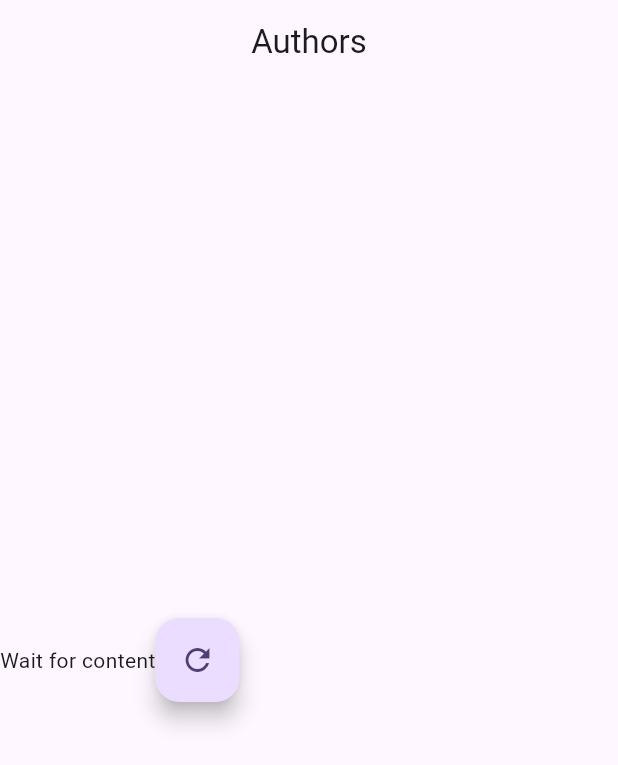
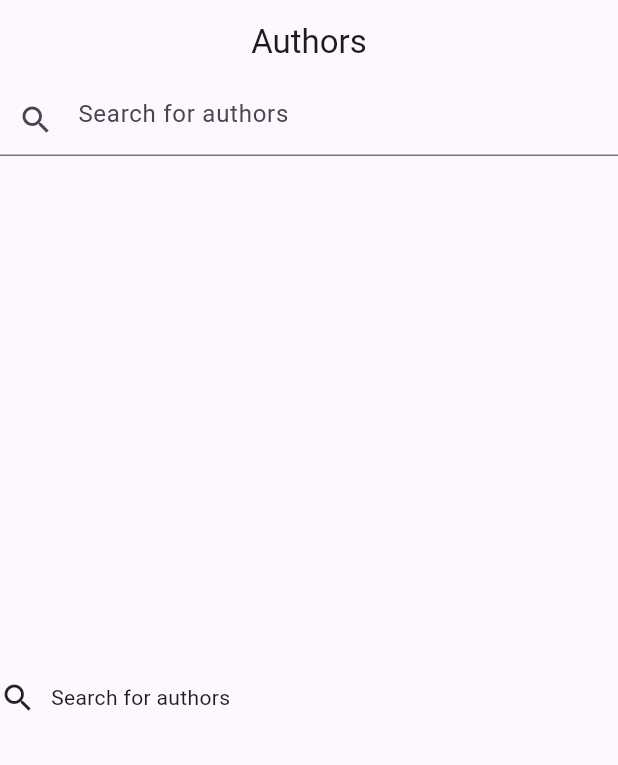
Before and after one commit to HikmetMelik/ballsquad_project, a Flutter app: the screen it shows after launch, on a phone screen of 412 x 824 dp. Shown: the top 765 px of the screen. Run offline on Flutter 3.47's test engine with Material 3 defaults, Android fonts, the phone set to English and light mode, and no system bars; our stand-ins replace dio, equatable, flutter_bloc.

Commit message:
repo changed, view updated, made detail page

```diff
--- a/lib/bloc/authors.dart
+++ /dev/null
@@ -1,67 +0,0 @@
-class Authors {
-  List<Docs>? docs;
-
-  Authors({this.docs});
-
-  Authors.fromJson(Map<String, dynamic> json) {
-    if (json['docs'] != null) {
-      docs = <Docs>[];
-      json['docs'].forEach((v) {
-        docs!.add(Docs.fromJson(v));
-      });
-    }
-  }
-
-  Map<String, dynamic> toJson() {
-    final Map<String, dynamic> data = <String, dynamic>{};
-    if (docs != null) {
-      data['docs'] = docs!.map((v) => v.toJson()).toList();
-    }
-    return data;
-  }
-}
-
-class Docs {
-  String? type;
-  String? name;
-  String? birthDate;
-  String? deathDate;
-  String? topWork;
-  int? workCount;
-  List<String>? topSubjects;
-  int? iVersion;
-
-  Docs(
-      {this.type,
-      this.name,
-      this.birthDate,
-      this.topWork,
-      this.workCount,
-      this.topSubjects,
-      this.iVersion,
-      this.deathDate});
-
-  Docs.fromJson(Map<String, dynamic> json) {
-    type = json['type'];
-    name = json['name'];
-    birthDate = json['birth_date'];
-    topWork = json['top_work'];
-    workCount = json['work_count'];
-    topSubjects = json['top_subjects'].cast<String>();
-    iVersion = json['_version_'];
-    deathDate = json['death_date'];
-  }
-
-  Map<String, dynamic> toJson() {
-    final Map<String, dynamic> data = <String, dynamic>{};
-    data['type'] = type;
-    data['name'] = name;
-    data['birth_date'] = birthDate;
-    data['top_work'] = topWork;
-    data['work_count'] = workCount;
-    data['top_subjects'] = topSubjects;
-    data['_version_'] = iVersion;
-    data['death_date'] = deathDate;
-    return data;
-  }
-}
--- a/lib/bloc/bloc_author_view.dart
+++ /dev/null
@@ -1,75 +0,0 @@
-import 'package:ballsquad_project/bloc/authors.dart';
-import 'package:ballsquad_project/bloc/authors_cubit.dart';
-import 'package:ballsquad_project/bloc/authors_repo.dart';
-import 'package:ballsquad_project/bloc/authors_state.dart';
-import 'package:flutter/material.dart';
-import 'package:flutter_bloc/flutter_bloc.dart';
-
-class AuthorsView extends StatefulWidget {
-  const AuthorsView({super.key});
-  @override
-  State<AuthorsView> createState() => _AuthorsViewState();
-}
-
-class _AuthorsViewState extends State<AuthorsView> {
-  @override
-  Widget build(BuildContext context) {
-    return BlocProvider(
-      create: (context) => AuthorsCubit(SampleAuthorsRepo()),
-      child: Scaffold(
-        appBar: AppBar(
-          title: const Text('Authors'),
-          centerTitle: true,
-        ),
-        body: BlocConsumer<AuthorsCubit, AuthorsState>(
-          listener: (context, state) {
-            if (state is AuthorsError) {
-              ScaffoldMessenger.of(context).showSnackBar(
-                SnackBar(
-                  content: Text(state.message),
-                  backgroundColor: Colors.red,
-                ),
-              );
-            }
-          },
-          builder: (context, state) {
-            if (state is AuthorsInitial) {
-              return Center(
-                child: Row(
-                  children: [const Text("Wait for content"), actionButton(context)],
-                ),
-              );
-            } else if (state is AuthorsLoading) {
-              return const Center(
-                child: CircularProgressIndicator(),
-              );
-            } else if (state is AuthorsLoaded) {
-              return ListView.builder(
-                itemCount: state.response.length,
-                itemBuilder: (context, index) {
-                  final author = Authors();
-                  return ListTile(
-                    title: Text(author.name),
-                    subtitle: Text(author.birthDate),
-                  );
-                },
-              );
-            } else {
-              final error = state as AuthorsError;
-              return Text(error.message);
-            }
-          },
-        ),
-      ),
-    );
-  }
-
-  FloatingActionButton actionButton(BuildContext context) {
-    return FloatingActionButton(
-      onPressed: () {
-        context.read<AuthorsCubit>().getAuthors();
-      },
-      child: const Icon(Icons.refresh),
-    );
-  }
-}
--- a/lib/bloc/authors_state.dart
+++ b/lib/feature/authors/bloc/authors_state.dart
@@ -1,7 +1,10 @@
-import 'package:ballsquad_project/bloc/authors.dart';
+import 'package:ballsquad_project/feature/authors/model/authors.dart';
+import 'package:equatable/equatable.dart';
 
-abstract class AuthorsState {
+abstract class AuthorsState extends Equatable {
   const AuthorsState();
+  @override
+  List<Object> get props => [];
 }
 
 class AuthorsInitial extends AuthorsState {
@@ -13,18 +16,10 @@ class AuthorsLoading extends AuthorsState {
 }
 
 class AuthorsLoaded extends AuthorsState {
-  final List<Authors> response;
-
+  final Authors response;
   const AuthorsLoaded(this.response);
   @override
-  bool operator ==(Object o) {
-    if (identical(this, o)) return true;
-
-    return o is AuthorsLoaded && o.response == response;
-  }
-
-  @override
-  int get hashCode => response.hashCode;
+  List<Object> get props => [response];
 }
 
 class AuthorsError extends AuthorsState {
--- /dev/null
+++ b/lib/feature/authors/model/authors.dart
@@ -0,0 +1,136 @@
+import 'package:equatable/equatable.dart';
+
+final class Authors with EquatableMixin {
+  final int? numFound;
+  final int? start;
+  final bool? numFoundExact;
+  final List<Docs>? docs;
+
+  const Authors({
+    this.numFound,
+    this.start,
+    this.numFoundExact,
+    this.docs,
+  });
+
+  @override
+  List<Object?> get props => [numFound, start, numFoundExact, docs];
+
+  Authors copyWith({
+    int? numFound,
+    int? start,
+    bool? numFoundExact,
+    List<Docs>? docs,
+  }) {
+    return Authors(
+      numFound: numFound ?? this.numFound,
+      start: start ?? this.start,
+      numFoundExact: numFoundExact ?? this.numFoundExact,
+      docs: docs ?? this.docs,
+    );
+  }
+
+  Map<String, dynamic> toJson() {
+    return {
+      'numFound': numFound,
+      'start': start,
+      'numFoundExact': numFoundExact,
+      'docs': docs,
+    };
+  }
+
+  factory Authors.fromJson(Map<String, dynamic> json) {
+    return Authors(
+      numFound: json['numFound'] as int?,
+      start: json['start'] as int?,
+      numFoundExact: json['numFoundExact'] as bool?,
+      docs: (json['docs'] as List<dynamic>?)?.map((e) => Docs.fromJson(e as Map<String, dynamic>)).toList(),
+    );
+  }
+}
+
+class Docs with EquatableMixin {
+  final String? key;
+  final String? type;
+  final String? name;
+  final List<String>? alternateNames;
+  final String? birthDate;
+  final String? deathDate;
+  final String? topWork;
+  final int? workCount;
+  final List<String>? topSubjects;
+  final int? version;
+
+  const Docs({
+    this.key,
+    this.type,
+    this.name,
+    this.alternateNames,
+    this.birthDate,
+    this.deathDate,
+    this.topWork,
+    this.workCount,
+    this.topSubjects,
+    this.version,
+  });
+
+  @override
+  List<Object?> get props =>
+      [key, type, name, alternateNames, birthDate, deathDate, topWork, workCount, topSubjects, version];
+
+  Docs copyWith({
+    String? key,
+    String? type,
+    String? name,
+    List<String>? alternateNames,
+    String? birthDate,
+    String? deathDate,
+    String? topWork,
+    int? workCount,
+    List<String>? topSubjects,
+    int? version,
+  }) {
+    return Docs(
+      key: key ?? this.key,
+      type: type ?? this.type,
+      name: name ?? this.name,
+      alternateNames: alternateNames ?? this.alternateNames,
+      birthDate: birthDate ?? this.birthDate,
+      deathDate: deathDate ?? this.deathDate,
+      topWork: topWork ?? this.topWork,
+      workCount: workCount ?? this.workCount,
+      topSubjects: topSubjects ?? this.topSubjects,
+      version: version ?? this.version,
+    );
+  }
+
+  Map<String, dynamic> toJson() {
+    return {
+      'key': key,
+      'type': type,
+      'name': name,
+      'alternate_names': alternateNames,
+      'birth_date': birthDate,
+      'death_date': deathDate,
+      'top_work': topWork,
+      'work_count': workCount,
+      'top_subjects': topSubjects,
+      '_version_': version,
+    };
+  }
+
+  factory Docs.fromJson(Map<String, dynamic> json) {
+    return Docs(
+      key: json['key'] as String?,
+      type: json['type'] as String?,
+      name: json['name'] as String?,
+      alternateNames: (json['alternate_names'] as List<dynamic>?)?.map((e) => e as String).toList(),
+      birthDate: json['birth_date'] as String?,
+      deathDate: json['death_date'] as String?,
+      topWork: json['top_work'] as String?,
+      workCount: json['work_count'] as int?,
+      topSubjects: (json['top_subjects'] as List<dynamic>?)?.map((e) => e as String).toList(),
+      version: json['_version_'] as int?,
+    );
+  }
+}
--- /dev/null
+++ b/lib/feature/authors/repo/authors_repo.dart
@@ -0,0 +1,41 @@
+import 'dart:io';
+
+import 'package:ballsquad_project/feature/authors/model/authors.dart';
+import 'package:dio/dio.dart';
+
+abstract class AuthorsRepo {
+  Future<Authors> getAuthors(String value);
+}
+
+class SampleAuthorsRepo implements AuthorsRepo {
+  final baseUrl = 'https://openlibrary.org/search/authors.json?q=';
+  late final Dio _dio;
+  SampleAuthorsRepo() {
+    _dio = Dio(
+      BaseOptions(
+        baseUrl: baseUrl,
+      ),
+    );
+  }
+
+  @override
+  Future<Authors> getAuthors(String value) async {
+    try {
+      final response = await _dio.get(value);
+      if (response.statusCode == HttpStatus.ok) {
+        final data = response.data;
+        final Authors authors = Authors.fromJson(data);
+        return authors;
+      } else {
+        throw NetworkError('Failed to fetch authors');
+      }
+    } catch (error) {
+      throw NetworkError('Error: $error');
+    }
+  }
+}
+
+class NetworkError implements Exception {
+  final String message;
+  NetworkError(this.message);
+}
--- /dev/null
+++ b/lib/feature/authors/views/author_view.dart
@@ -0,0 +1,96 @@
+import 'package:ballsquad_project/feature/authors/bloc/authors_cubit.dart';
+import 'package:ballsquad_project/feature/authors/bloc/authors_state.dart';
+import 'package:ballsquad_project/feature/authors/views/author_detail_view.dart';
+import 'package:flutter/material.dart';
+import 'package:flutter_bloc/flutter_bloc.dart';
+
+class AuthorsView extends StatefulWidget {
+  const AuthorsView({super.key});
+  @override
+  State<AuthorsView> createState() => _AuthorsViewState();
+}
+
+class _AuthorsViewState extends State<AuthorsView> {
+  @override
+  Widget build(BuildContext context) {
+    return Scaffold(
+      appBar: AppBar(
+        title: const Text('Authors'),
+        centerTitle: true,
+      ),
+      body: Column(
+        children: [
+          SizedBox(
+            height: 50,
+            child: TextField(
+              onSubmitted: (value) {
+                if (value.isEmpty) return;
+                context.read<AuthorsCubit>().getAuthors(value);
+              },
+              decoration: const InputDecoration(
+                hintText: 'Search for authors',
+                prefixIcon: Icon(Icons.search),
+              ),
+            ),
+          ),
+          Flexible(
+            child: BlocConsumer<AuthorsCubit, AuthorsState>(
+              listener: (context, state) {
+                if (state is AuthorsError) {
+                  ScaffoldMessenger.of(context).showSnackBar(
+                    SnackBar(
+                      content: Text(state.message),
+                      backgroundColor: Colors.red,
+                    ),
+                  );
+                }
+              },
+              builder: (context, state) {
+                if (state is AuthorsInitial) {
+                  return const Center(
+                    child: Row(
+                      children: [
+                        Icon(Icons.search),
+                        SizedBox(width: 10),
+                        Text('Search for authors'),
+                      ],
+                    ),
+                  );
+                } else if (state is AuthorsLoading) {
+                  return const Center(
+                    child: CircularProgressIndicator(),
+                  );
+                } else if (state is AuthorsLoaded) {
+                  return ListView.builder(
+                    itemCount: state.response.docs?.length ?? 0,
+                    itemBuilder: (context, index) {
+                      final author = state.response.docs?[index];
+                      return Card(
+                        child: ListTile(
+                          onTap: () {
+                            if (author == null) return;
+                            Navigator.push(
+                              context,
+                              MaterialPageRoute(
+                                builder: (context) => AuthorDetailsPage(authorDetails: author),
+                              ),
+                            );
+                          },
+                          title: Text(author?.name ?? ""),
+                          subtitle: Text(author?.birthDate ?? ""),
+                        ),
+                      );
+                    },
+                  );
+                } else {
+                  final error = state as AuthorsError;
+                  return Text(error.message);
+                }
+              },
+            ),
+          ),
+        ],
+      ),
+    );
+  }
+}
--- a/lib/main.dart
+++ b/lib/main.dart
@@ -1,5 +1,8 @@
-import 'package:ballsquad_project/bloc/bloc_author_view.dart';
+import 'package:ballsquad_project/feature/authors/bloc/authors_cubit.dart';
+import 'package:ballsquad_project/feature/authors/views/author_view.dart';
+import 'package:ballsquad_project/feature/authors/repo/authors_repo.dart';
 import 'package:flutter/material.dart';
+import 'package:flutter_bloc/flutter_bloc.dart';
 
 void main() {
   runApp(const MyApp());
@@ -10,7 +13,13 @@ class MyApp extends StatelessWidget {
 
   @override
   Widget build(BuildContext context) {
-    return MaterialApp(
+    return MultiBlocProvider(
+      providers: [
+        BlocProvider<AuthorsCubit>(
+          create: (context) => AuthorsCubit(SampleAuthorsRepo()),
+        ),
+      ],
+      child: MaterialApp(
         title: 'Flutter Demo',
         theme: ThemeData(
           colorScheme: ColorScheme.fromSeed(seedColor: Colors.deepPurple),
@@ -18,6 +27,7 @@ class MyApp extends StatelessWidget {
         ),
         debugShowCheckedModeBanner: false,
         home: const AuthorsView(),
+      ),
     );
   }
 }
--- a/pubspec.yaml
+++ b/pubspec.yaml
@@ -34,6 +34,8 @@ dependencies:
   flutter_bloc: ^8.1.4
   #Dio
   dio: ^5.4.0
+  #Equatable
+  equatable: ^2.0.5
 
   # The following adds the Cupertino Icons font to your application.
   # Use with the CupertinoIcons class for iOS style icons.
```
Also changed, not shown: lib/bloc/authors_repo.dart (deleted, +0 -40 lines), lib/feature/authors/bloc/authors_cubit.dart (renamed from lib/bloc/authors_cubit.dart, +4 -4 lines), lib/feature/authors/views/author_detail_view.dart (added, +57 -0 lines), pubspec.lock. Lines whose indentation alone changed are shown as unchanged.
